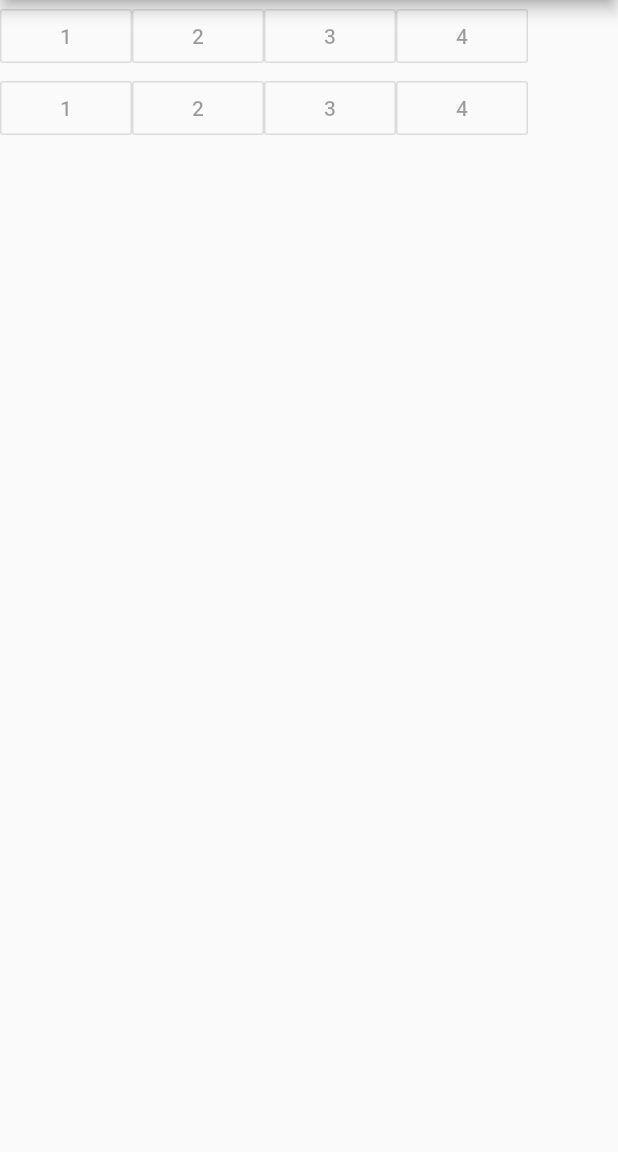
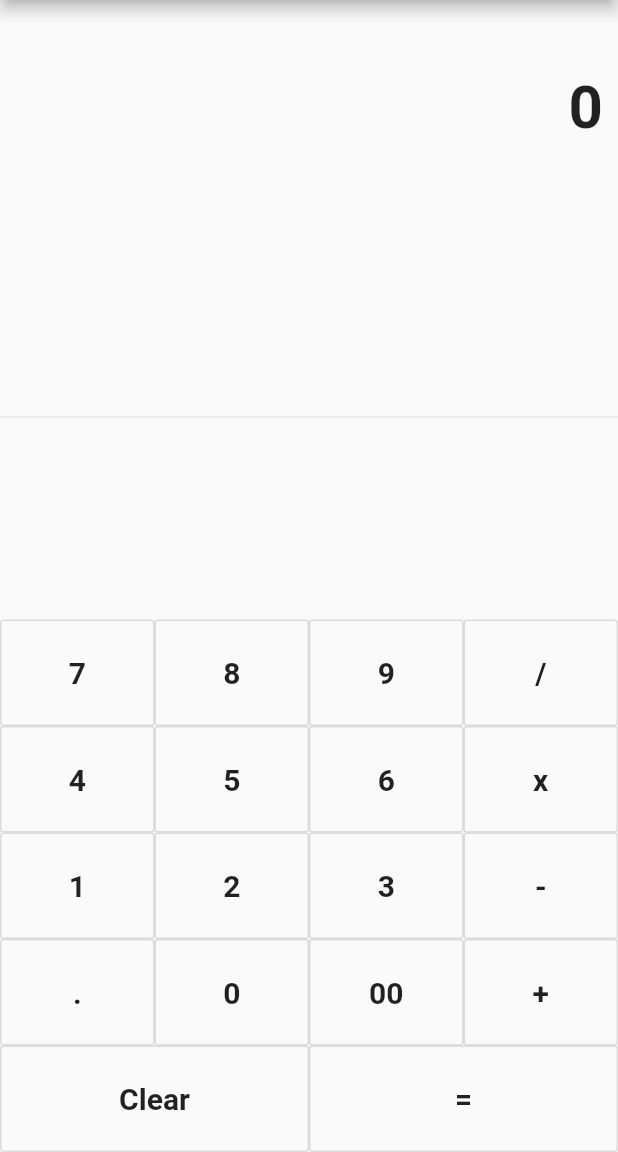
Before and after one commit to romit-zunjarrao/Flutter_Calculator, a Flutter app: the screen it shows after launch, on a phone screen of 412 x 824 dp, the part 84-1236 px from its top. Run offline on Flutter 3.47's test engine with Material 2 defaults, Android fonts, the phone set to English and light mode, and no system bars.

Commit message:
basic app completed

```diff
--- a/lib/main.dart
+++ b/lib/main.dart
@@ -20,56 +20,137 @@ class Ui extends StatefulWidget {
 }
 
 class _Ui extends State<Ui> {
+  String output = "0";
+  double num1 = 0.0;
+  double num2 = 0.0;
+  String _output = "0";
+  String operand = "0";
+
+  buttonPressed(buttonText) {
+    if (buttonText == "Clear") {
+      _output = "0";
+    } else if (buttonText == "+" ||
+        buttonText == "-" ||
+        buttonText == "x" ||
+        buttonText == "/") {
+      this.operand = buttonText;
+      this.num1 = double.parse(output);
+      this._output = "0";
+    } else if (buttonText == ".") {
+      if (_output.contains(".")) {
+        print("Already has a .");
+      } else {
+        _output = _output + buttonText;
+      }
+    } else if (buttonText == "=") {
+      num2 = double.parse(output);
+
+      if (operand == "+") {
+        _output = (num1 + num2).toString();
+      }
+      if (operand == "-") {
+        _output = (num1 - num2).toString();
+      }
+      if (operand == "x") {
+        _output = (num1 * num2).toString();
+      }
+      if (operand == "/") {
+        _output = (num1 / num2).toString();
+      }
+
+      num1 = 0;
+      num2 = 0;
+      operand = "";
+    } else {
+      _output = _output + buttonText;
+    }
+
+    setState(() {
+      output = double.parse(_output).toStringAsFixed(2);
+    });
+  }
+
+  Widget button(String buttonText) {
+    return new Expanded(
+      child: new OutlineButton(
+        padding: new EdgeInsets.all(24.0),
+        child: new Text(
+          buttonText,
+          style: TextStyle(fontSize: 20.0, fontWeight: FontWeight.bold),
+        ),
+        onPressed: () => buttonPressed(buttonText),
+      ),
+    );
+  }
     @override
     Widget build(BuildContext context) {
       return new Scaffold(
         appBar: new AppBar(
           title: new Text("Calculator"),
         ),
-      body: new Column(
+        body: new Container(
+          child: new Column(
+            children: <Widget>[
+              new Container(
+                  alignment: Alignment.centerRight,
+                  padding: new EdgeInsets.symmetric(
+                    vertical: 48.0,
+                    horizontal: 10.0,
+                  ),
+                  child: new Text(
+                    output,
+                    style: new TextStyle(
+                      fontSize: 40.0,
+                      fontWeight: FontWeight.bold,
+                    ),
+                  )),
+              new Expanded(child: new Divider()),
+              Column(
+                children: <Widget>[
+                  Row(
+                    children: <Widget>[
+                      button("7"),
+                      button("8"),
+                      button("9"),
+                      button("/"),
+                    ],
+                  ),
+                  Row(
+                    children: <Widget>[
+                      button("4"),
+                      button("5"),
+                      button("6"),
+                      button("x"),
+                    ],
+                  ),
+                  Row(
                     children: <Widget>[
                       button("1"),
+                      button("2"),
+                      button("3"),
+                      button("-"),
                     ],
                   ),
-    );
-  }
-}
-
-Widget button(String text) {
-  return new Column(
+                  Row(
                     children: <Widget>[
-      new Row(
-        children: <Widget>[
-          new OutlineButton(
-            child: new Text("1"),
-          ),
-          new OutlineButton(
-            child: new Text("2"),
-          ),
-          new OutlineButton(
-            child: new Text("3"),
-          ),
-          new OutlineButton(
-            child: new Text("4"),
-          ),
+                      button("."),
+                      button("0"),
+                      button("00"),
+                      button("+"),
                     ],
                   ),
-      new Row(
+                  Row(
                     children: <Widget>[
-          new OutlineButton(
-            child: new Text("1"),
-          ),
-          new OutlineButton(
-            child: new Text("2"),
-          ),
-          new OutlineButton(
-            child: new Text("3"),
-          ),
-          new OutlineButton(
-            child: new Text("4"),
+                      button("Clear"),
+                      button("="),
+                    ],
                   ),
                 ],
               ),
             ],
+          ),
+        ),
       );
     }
+
+}
```
Lines whose indentation alone changed are shown as unchanged.
